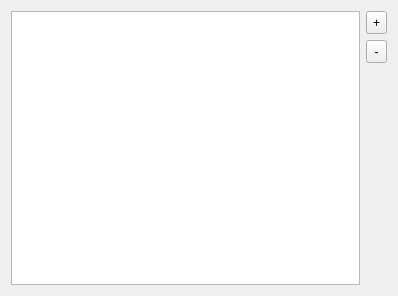
Before: the Qt Designer form src/plugins/projectexplorer/toolchainoptionspage.ui in qt-creator/qt-creator, drawn with Qt 5.
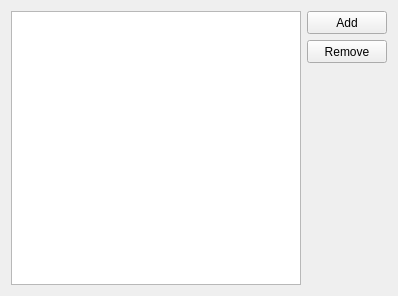
After: the same form once the commit is applied. Icons and pictures are not drawn.

```diff
--- a/src/plugins/projectexplorer/toolchainoptionspage.ui
+++ b/src/plugins/projectexplorer/toolchainoptionspage.ui
@@ -32,7 +32,7 @@
         <number>0</number>
        </property>
        <item>
-        <widget class="QToolButton" name="addButton">
+        <widget class="QPushButton" name="addButton">
          <property name="sizePolicy">
           <sizepolicy hsizetype="Preferred" vsizetype="Fixed">
            <horstretch>0</horstretch>
@@ -46,19 +46,12 @@
           </size>
          </property>
          <property name="text">
-          <string>+</string>
-         </property>
-         <property name="icon">
-          <iconset resource="../coreplugin/core.qrc">
-           <normaloff>:/core/images/plus.png</normaloff>:/core/images/plus.png</iconset>
-         </property>
-         <property name="popupMode">
-          <enum>QToolButton::InstantPopup</enum>
+          <string>Add</string>
          </property>
         </widget>
        </item>
        <item>
-        <widget class="QToolButton" name="delButton">
+        <widget class="QPushButton" name="delButton">
          <property name="sizePolicy">
           <sizepolicy hsizetype="Preferred" vsizetype="Fixed">
            <horstretch>0</horstretch>
@@ -72,11 +65,7 @@
           </size>
          </property>
          <property name="text">
-          <string>-</string>
-         </property>
-         <property name="icon">
-          <iconset resource="../coreplugin/core.qrc">
-           <normaloff>:/core/images/minus.png</normaloff>:/core/images/minus.png</iconset>
+          <string>Remove</string>
          </property>
         </widget>
        </item>
```
Left out of the diff: 4 changed lines with no effect on the pictures.
